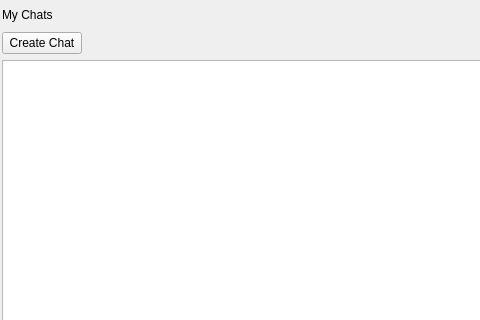
First picture: the form in Chat-Application/Chats.ui, repository verina101/Chat-Application, before the edit; both pictures show x 0 to 480 and y 0 to 320 of the 700 by 500 pixel window.
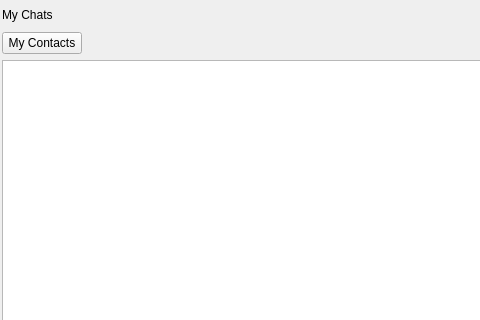
Second picture: the form after the edit.

Commit message: created chat info

```diff
--- a/Chat-Application/Chats.ui
+++ b/Chat-Application/Chats.ui
@@ -23,7 +23,7 @@
     </rect>
    </property>
    <widget class="QWidget" name="page_myChats">
-    <widget class="QWidget" name="">
+    <widget class="QWidget" name="layoutWidget">
      <property name="geometry">
       <rect>
        <x>0</x>
@@ -93,7 +93,7 @@
         <item>
          <widget class="QPushButton" name="pushButton_createChat">
           <property name="text">
-           <string>Create Chat</string>
+           <string>My Contacts</string>
           </property>
          </widget>
         </item>
```
The commit also changes 20 other files.
